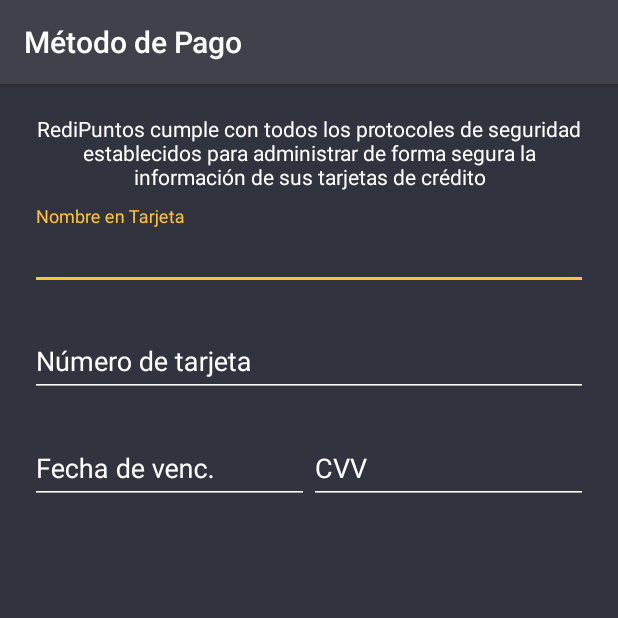
After one commit to jtoruno/RP-RX, an Android app: the AddPaymentActivity screen opened directly, with no data from a screen before it, on a phone screen of 412 x 824 dp, the top half of it. The commit adds this screen. Run offline under Robolectric (Android 15) with nearby library versions, the light colour scheme and no system bars; our stand-ins replace RxJava; libraries missing offline, so code that uses them is left out: com.trello.rxlifecycle, io.reactivex.rxkotlin, rx.subscriptions; 5 statements that could not run were skipped.

Commit message:
AddPayment -> incomplted, error with the set text to all EditText

```diff
--- a/Application/src/main/java/com/zimplifica/redipuntos/models/CreditCardNumber.kt
+++ b/Application/src/main/java/com/zimplifica/redipuntos/models/CreditCardNumber.kt
@@ -138,7 +138,7 @@
         if(creditCard.isEmpty()){return ""}
         var number = creditCard
         if(number.length > 12){
-            number = number.substring(0,4)+" "+number.substring(4,8)+" "+number.substring(8,number.length)
+            number = number.substring(0,4)+" "+number.substring(4,8)+" "+number.substring(8,12)+" "+number.substring(12,number.length)
         }
         else if(number.length > 8){
             number = number.substring(0,4)+" "+number.substring(4,8)+" "+number.substring(8,number.length)
--- /dev/null
+++ b/Application/src/main/java/com/zimplifica/redipuntos/ui/activities/AddPaymentActivity.kt
@@ -0,0 +1,105 @@
+package com.zimplifica.redipuntos.ui.activities
+
+import android.annotation.SuppressLint
+import android.support.v7.app.AppCompatActivity
+import android.os.Bundle
+import android.text.Editable
+import android.text.TextWatcher
+import com.zimplifica.redipuntos.R
+import com.zimplifica.redipuntos.extensions.onChange
+import com.zimplifica.redipuntos.libs.qualifiers.BaseActivity
+import com.zimplifica.redipuntos.libs.qualifiers.RequiresActivityViewModel
+import com.zimplifica.redipuntos.models.CreditCardExpirationDate
+import com.zimplifica.redipuntos.models.CreditCardNumber
+import com.zimplifica.redipuntos.viewModels.AddPaymentVM
+import io.reactivex.android.schedulers.AndroidSchedulers
+import kotlinx.android.synthetic.main.activity_add_payment.*
+
+@RequiresActivityViewModel(AddPaymentVM.ViewModel::class)
+class AddPaymentActivity : BaseActivity<AddPaymentVM.ViewModel>() {
+
+    @SuppressLint("CheckResult")
+    override fun onCreate(savedInstanceState: Bundle?) {
+        super.onCreate(savedInstanceState)
+        setContentView(R.layout.activity_add_payment)
+        supportActionBar?.title = "Método de Pago"
+        add_payment_name.onChange { this.viewModel.inputs.cardHolderChanged(it) }
+        add_payment_number.addTextChangedListener(cardNumberWatcher)
+        //add_payment_number.onChange { this.viewModel.inputs.cardNumberChanged(it) }
+
+        add_payment_exp_date.onChange { this.viewModel.inputs.cardExpirationChanged(it) }
+        add_payment_cvv.onChange { this.viewModel.inputs.cardSecurityCodeChanged(it) }
+
+        viewModel.outputs.cardHolder().observeOn(AndroidSchedulers.mainThread())
+            .subscribe {
+                add_payment_name.text = Editable.Factory.getInstance().newEditable(it)
+            }
+
+        viewModel.outputs.cardNumber().observeOn(AndroidSchedulers.mainThread())
+            .subscribe {
+                //add_payment_number.setText(it.valueFormatted)
+                when(it.issuer){
+                    CreditCardNumber.Issuer.AMEX -> {
+                        add_payment_cvv.hint = "CID"
+
+                    }
+                    CreditCardNumber.Issuer.MASTERCARD -> {
+                        add_payment_cvv.hint = "CVV"
+                    }
+                    CreditCardNumber.Issuer.VISA -> {
+                        add_payment_cvv.hint = "CVV"
+                    }
+                    CreditCardNumber.Issuer.DISCOVER -> {
+                        add_payment_cvv.hint = "CVV"
+                    }
+                    CreditCardNumber.Issuer.UNKNOWN -> {
+                        add_payment_cvv.hint = "CVV"
+                    }
+                }
+
+                when(it.status){
+                    CreditCardNumber.Status.invalid -> {
+                        textInputLayout12.error = "Ingrese un número de tarjeta válido"
+                    }
+                    CreditCardNumber.Status.valid -> {
+                        textInputLayout12.error = null
+                        //self?.expirationDataTextField.input.becomeFirstResponder()   Preguntar
+                    }
+                    CreditCardNumber.Status.unkown -> {
+                        textInputLayout12.error = null
+                    }
+                }
+            }
+
+        viewModel.outputs.cardExpirationDate().observeOn(AndroidSchedulers.mainThread())
+            .subscribe {
+                add_payment_exp_date.setText(it.valueFormatted)
+                when(it.isValid){
+                    CreditCardExpirationDate.ExpirationDateStatus.invalid -> {
+                        input_layout_exp_date.error = "Ingrese una fecha válida"
+                    }
+                    else -> {
+                        input_layout_exp_date.error = null
+                    }
+                }
+            }
+
+        viewModel.outputs.cardSecurityCode().observeOn(AndroidSchedulers.mainThread())
+            .subscribe {
+                add_payment_cvv.setText(it.valueFormatted)
+            }
+    }
+
+    private val cardNumberWatcher = object : TextWatcher {
+        override fun afterTextChanged(s: Editable?) {
+        }
+
+        override fun beforeTextChanged(s: CharSequence?, start: Int, count: Int, after: Int) {
+        }
+
+        override fun onTextChanged(s: CharSequence?, start: Int, before: Int, count: Int) {
+            this@AddPaymentActivity.viewModel.inputs.cardNumberChanged(s?.toString() ?: "")
+        }
+
+    }
+}
--- a/Application/src/main/java/com/zimplifica/redipuntos/ui/activities/HomeActivity.kt
+++ b/Application/src/main/java/com/zimplifica/redipuntos/ui/activities/HomeActivity.kt
@@ -122,7 +122,7 @@
 
         this.viewModel.outputs.goToCompletePersonalInfoScreen().observeOn(AndroidSchedulers.mainThread())
             .subscribe {
-                val intent = Intent(this,CitizenInfoActivity::class.java)
+                val intent = Intent(this,AddPaymentActivity::class.java)
                 startActivity(intent)
             }
 
--- /dev/null
+++ b/Application/src/main/java/com/zimplifica/redipuntos/viewModels/AddPaymentVM.kt
@@ -0,0 +1,189 @@
+package com.zimplifica.redipuntos.viewModels
+
+import android.support.annotation.NonNull
+import com.zimplifica.domain.entities.PaymentMethod
+import com.zimplifica.domain.entities.PaymentMethodInput
+import com.zimplifica.domain.entities.Result
+import com.zimplifica.redipuntos.extensions.takeWhen
+import com.zimplifica.redipuntos.libs.ActivityViewModel
+import com.zimplifica.redipuntos.libs.Environment
+import com.zimplifica.redipuntos.models.CreditCardExpirationDate
+import com.zimplifica.redipuntos.models.CreditCardNumber
+import com.zimplifica.redipuntos.models.CreditCardSegurityCode
+import io.reactivex.Observable
+import io.reactivex.functions.BiFunction
+import io.reactivex.subjects.BehaviorSubject
+import io.reactivex.subjects.PublishSubject
+
+interface AddPaymentVM {
+    interface Inputs{
+        fun cardHolderChanged(cardHolder: String)
+        ///  Call when the card number changed.
+
+        fun cardNumberChanged(number: String)
+        /// Call when the expiration date changed.
+
+        fun cardExpirationChanged(date: String)
+        /// Call when the security code changed.
+
+        fun cardSecurityCodeChanged(code: String)
+
+        /// Call when the add payment method button is pressed.
+        fun addPaymentMethodButtonPressed()
+    }
+    interface Outputs{
+        fun cardHolder() : Observable<String>
+
+        // Emits a card number object when the card number changed.
+        fun cardNumber() : Observable<CreditCardNumber>
+
+        // Emits a expiration date obj when the expiration date changed.
+        fun cardExpirationDate() : Observable<CreditCardExpirationDate>
+
+        // Emits a security code object when the security code changed.
+        fun cardSecurityCode() : Observable<CreditCardSegurityCode>
+
+        // Emits a boolean when the form is completed.
+        fun isFormValid() : Observable<Boolean>
+
+        // Emits and Alert error to be displayed.
+        fun showError() : Observable<String>
+
+        // Emits a boolean when add payment method operation is being processed or not.
+        fun loading() : Observable<Boolean>
+
+        // Emits when a payment method is saved and should transition to the next view.
+        fun paymentMethodSaved() : Observable<PaymentMethod>
+    }
+
+    class ViewModel(@NonNull val environment: Environment) : ActivityViewModel<AddPaymentVM>(environment), Inputs, Outputs{
+
+        val inputs : Inputs = this
+        val outputs : Outputs = this
+
+        //Inputs
+        private val cardHolderChanged = PublishSubject.create<String>()
+        private val cardNumberChanged = PublishSubject.create<String>()
+        private val cardExpirationChanged = PublishSubject.create<String>()
+        private val cardSecurityCodeChanged = PublishSubject.create<String>()
+        private val addPaymentMethodButtonPressed = PublishSubject.create<Unit>()
+
+        //Outputs
+        private val cardHolder = BehaviorSubject.create<String>()
+        private val cardNumber = BehaviorSubject.create<CreditCardNumber>()
+        private val cardExpirationDate = BehaviorSubject.create<CreditCardExpirationDate>()
+        private val cardSecurityCode = BehaviorSubject.create<CreditCardSegurityCode>()
+        private val isFormValid = BehaviorSubject.create<Boolean>()
+        private val showError = BehaviorSubject.create<String>()
+        private val loading = BehaviorSubject.create<Boolean>()
+        private val paymentMethodSaved = BehaviorSubject.create<PaymentMethod>()
+
+
+        init {
+            cardHolderChanged
+                .subscribe(this.cardHolder)
+
+            cardNumberChanged
+                .map { CreditCardNumber(it) }
+                .share()
+                .subscribe(this.cardNumber)
+
+            cardExpirationChanged
+                .map { CreditCardExpirationDate(it) }
+                .share()
+                .subscribe(this.cardExpirationDate)
+
+            Observable.combineLatest<CreditCardNumber, String, Pair<CreditCardNumber, String>>(
+                cardNumber,
+                cardSecurityCodeChanged,
+                BiFunction { t1, t2 ->
+                    Pair(t1, t2)
+                }
+            ).map { CreditCardSegurityCode(it.second,it.first.issuer) }
+                .share()
+                .subscribe(this.cardSecurityCode)
+
+            val form1 = Observable.combineLatest<String, CreditCardNumber, Pair<String, CreditCardNumber>>(
+                cardHolder, cardNumber,
+                BiFunction { t1, t2 ->
+                    Pair(t1, t2)
+                }
+            )
+
+            val form2 = Observable.combineLatest<CreditCardExpirationDate,CreditCardSegurityCode,Pair<CreditCardExpirationDate,CreditCardSegurityCode>>(
+                cardExpirationDate,cardSecurityCode,
+                BiFunction { t1, t2 ->
+                    Pair(t1, t2)
+                }
+            )
+            form1
+                .map {
+                    return@map (it.first.isNotEmpty()
+                            && it.second.status == CreditCardNumber.Status.valid
+                            && cardExpirationDate.value.isValid == CreditCardExpirationDate.ExpirationDateStatus.valid
+                            && cardSecurityCode.value.isValid)
+                }
+                .subscribe(this.isFormValid)
+
+            val addPaymentMethodEvent = form1
+                .takeWhen(addPaymentMethodButtonPressed)
+                .filter{
+                    return@filter (it.second.first.isNotEmpty()
+                            && it.second.second.status == CreditCardNumber.Status.valid
+                            && cardExpirationDate.value.isValid == CreditCardExpirationDate.ExpirationDateStatus.valid
+                            && cardSecurityCode.value.isValid)
+                }
+                .flatMap {
+                    val cardHolder = cardHolder.value
+                    val cardNumber = cardNumber.value.value
+                    val expirationDate = cardExpirationDate.value.fullDate
+                    val securityCode = cardSecurityCode.value.valueFormatted
+                    return@flatMap this.addPaymentMethod(cardHolder,cardNumber,expirationDate?:"",securityCode)
+                }.share()
+            addPaymentMethodEvent
+                .filter { !it.isFail() }
+                .map { it.successValue() }
+                .subscribe(this.paymentMethodSaved)
+
+            addPaymentMethodEvent
+                .filter { it.isFail() }
+                .map { return@map "Ocurrió un error al guardar el método de pago" }
+                .subscribe(this.showError)
+
+        }
+
+        override fun cardHolderChanged(cardHolder: String) = this.cardHolderChanged.onNext(cardHolder)
+
+        override fun cardNumberChanged(number: String) = this.cardNumberChanged.onNext(number)
+
+        override fun cardExpirationChanged(date: String) = this.cardExpirationChanged.onNext(date)
+
+        override fun cardSecurityCodeChanged(code: String) = this.cardSecurityCodeChanged.onNext(code)
+
+        override fun addPaymentMethodButtonPressed() = this.addPaymentMethodButtonPressed.onNext(Unit)
+
+        override fun cardHolder(): Observable<String> = this.cardHolder
+
+        override fun cardNumber(): Observable<CreditCardNumber> = this.cardNumber
+
+        override fun cardExpirationDate(): Observable<CreditCardExpirationDate> = this.cardExpirationDate
+
+        override fun cardSecurityCode(): Observable<CreditCardSegurityCode> = this.cardSecurityCode
+
+        override fun isFormValid(): Observable<Boolean> = this.isFormValid
+
+        override fun showError(): Observable<String> = this.showError
+
+        override fun loading(): Observable<Boolean> = this.loading
+
+        override fun paymentMethodSaved(): Observable<PaymentMethod> = this.paymentMethodSaved
+
+        private fun addPaymentMethod(holderName: String, cardNumber: String, expirationDate: String, securityCode: String): Observable<Result<PaymentMethod>>{
+            val input = PaymentMethodInput(cardNumber,holderName,expirationDate,securityCode)
+            return environment.userUseCase().addPaymentMethod(input)
+                .doOnComplete { this.loading.onNext(false) }
+                .doOnSubscribe { this.loading.onNext(true) }
+        }
+
+    }
+}
--- /dev/null
+++ b/Application/src/main/res/layout/activity_add_payment.xml
@@ -0,0 +1,96 @@
+<?xml version="1.0" encoding="utf-8"?>
+<android.support.constraint.ConstraintLayout
+        xmlns:android="http://schemas.android.com/apk/res/android"
+        xmlns:tools="http://schemas.android.com/tools"
+        xmlns:app="http://schemas.android.com/apk/res-auto"
+        android:layout_width="match_parent"
+        android:layout_height="match_parent"
+        android:background="@color/colorPrimary"
+        tools:context=".ui.activities.AddPaymentActivity">
+
+    <TextView
+            android:textAlignment="center"
+            android:textColor="@android:color/white"
+            android:text="RediPuntos cumple con todos los protocoles de seguridad establecidos para administrar de forma segura la información de sus tarjetas de crédito"
+            android:layout_width="match_parent"
+            android:layout_height="wrap_content"
+            android:id="@+id/textView23" android:layout_marginTop="20dp"
+            app:layout_constraintTop_toTopOf="parent" app:layout_constraintEnd_toEndOf="parent"
+            android:layout_marginEnd="20dp" app:layout_constraintStart_toStartOf="parent"
+            android:layout_marginStart="20dp" app:layout_constraintHorizontal_bias="0.0"/>
+    <android.support.design.widget.TextInputLayout
+            android:textColorHint="@android:color/white"
+            android:layout_width="match_parent"
+            android:layout_height="wrap_content"
+            android:layout_marginTop="10dp"
+            app:layout_constraintTop_toBottomOf="@+id/textView23" app:layout_constraintStart_toStartOf="parent"
+            android:layout_marginStart="20dp" app:layout_constraintEnd_toEndOf="parent" android:layout_marginEnd="20dp"
+            android:id="@+id/textInputLayout11">
+
+        <EditText
+                android:id="@+id/add_payment_name"
+                android:backgroundTint="@android:color/white"
+                android:textColor="@android:color/white"
+                android:textColorHint="@android:color/white"
+                android:layout_width="match_parent"
+                android:layout_height="wrap_content"
+                android:hint="Nombre en Tarjeta"/>
+    </android.support.design.widget.TextInputLayout>
+    <android.support.design.widget.TextInputLayout
+            android:textColorHint="@android:color/white"
+            android:layout_width="match_parent"
+            android:layout_height="wrap_content"
+            android:layout_marginTop="15dp"
+            app:layout_constraintTop_toBottomOf="@+id/textInputLayout11" app:layout_constraintStart_toStartOf="parent"
+            android:layout_marginStart="20dp" app:layout_constraintEnd_toEndOf="parent" android:layout_marginEnd="20dp"
+            android:id="@+id/textInputLayout12">
+
+        <android.support.design.widget.TextInputEditText
+                android:id="@+id/add_payment_number"
+                android:backgroundTint="@android:color/white"
+                android:textColor="@android:color/white"
+                android:textColorHint="@android:color/white"
+                android:layout_width="match_parent"
+                android:layout_height="wrap_content"
+                android:hint="Número de tarjeta"/>
+    </android.support.design.widget.TextInputLayout>
+    <LinearLayout
+            android:orientation="horizontal"
+            android:layout_width="match_parent"
+            android:layout_height="wrap_content" android:layout_marginTop="15dp"
+            app:layout_constraintTop_toBottomOf="@+id/textInputLayout12" app:layout_constraintStart_toStartOf="parent"
+            android:layout_marginStart="20dp" app:layout_constraintEnd_toEndOf="parent" android:layout_marginEnd="20dp">
+        <android.support.design.widget.TextInputLayout
+                android:id="@+id/input_layout_exp_date"
+                android:textColorHint="@android:color/white"
+                android:layout_width="0dp"
+                android:layout_weight="0.5"
+                android:layout_height="match_parent">
+
+            <android.support.design.widget.TextInputEditText
+                    android:id="@+id/add_payment_exp_date"
+                    android:backgroundTint="@android:color/white"
+                    android:textColor="@android:color/white"
+                    android:textColorHint="@android:color/white"
+                    android:layout_width="match_parent"
+                    android:layout_height="wrap_content"
+                    android:hint="Fecha de venc."/>
+        </android.support.design.widget.TextInputLayout>
+
+        <android.support.design.widget.TextInputLayout
+                android:textColorHint="@android:color/white"
+                android:layout_width="0dp"
+                android:layout_weight="0.5"
+                android:layout_height="match_parent">
+
+            <android.support.design.widget.TextInputEditText
+                    android:id="@+id/add_payment_cvv"
+                    android:backgroundTint="@android:color/white"
+                    android:textColor="@android:color/white"
+                    android:textColorHint="@android:color/white"
+                    android:layout_width="match_parent"
+                    android:layout_height="wrap_content"
+                    android:hint="CVV"/>
+        </android.support.design.widget.TextInputLayout>
+    </LinearLayout>
+</android.support.constraint.ConstraintLayout>
--- a/Application/src/main/res/values/strings.xml
+++ b/Application/src/main/res/values/strings.xml
@@ -27,4 +27,5 @@
     <string name="barcodeinfo">Por favor enfoque en el recuadro el código de barras \n ubicado en la parte posterior de
         su cédula de identidad
     </string>
+    <string name="title_activity_add_payment">AddPaymentActivity</string>
 </resources>
```
Also changed, not shown: Application/src/main/AndroidManifest.xml (+12 -3 lines), Application/src/main/java/com/zimplifica/redipuntos/models/CreditCardExpirationDate.kt (+10 -5 lines), Application/src/main/java/com/zimplifica/redipuntos/models/CreditCardSegurityCode.kt (added, +34 -0 lines), 1 other file.
